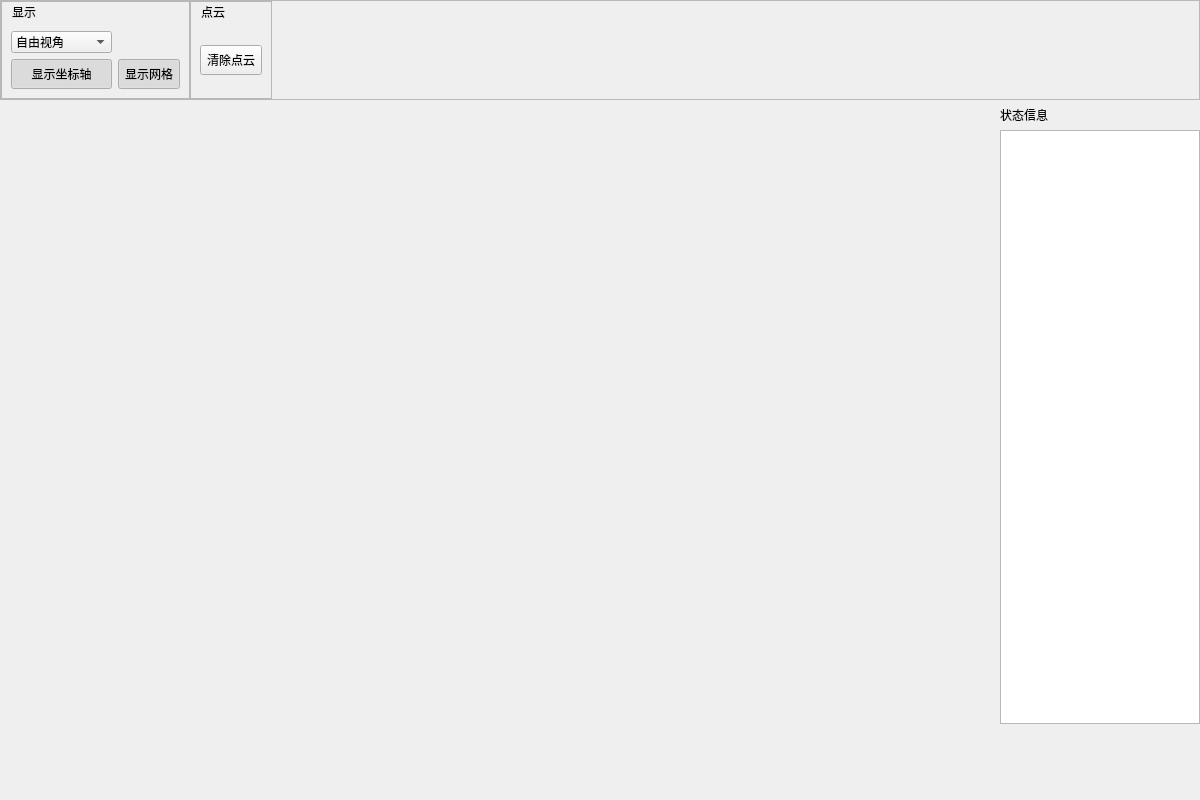
Before: the Qt Designer form src/ui/mainwindow.ui in cz2542079957/FusionDetect3D, drawn with Qt 5.
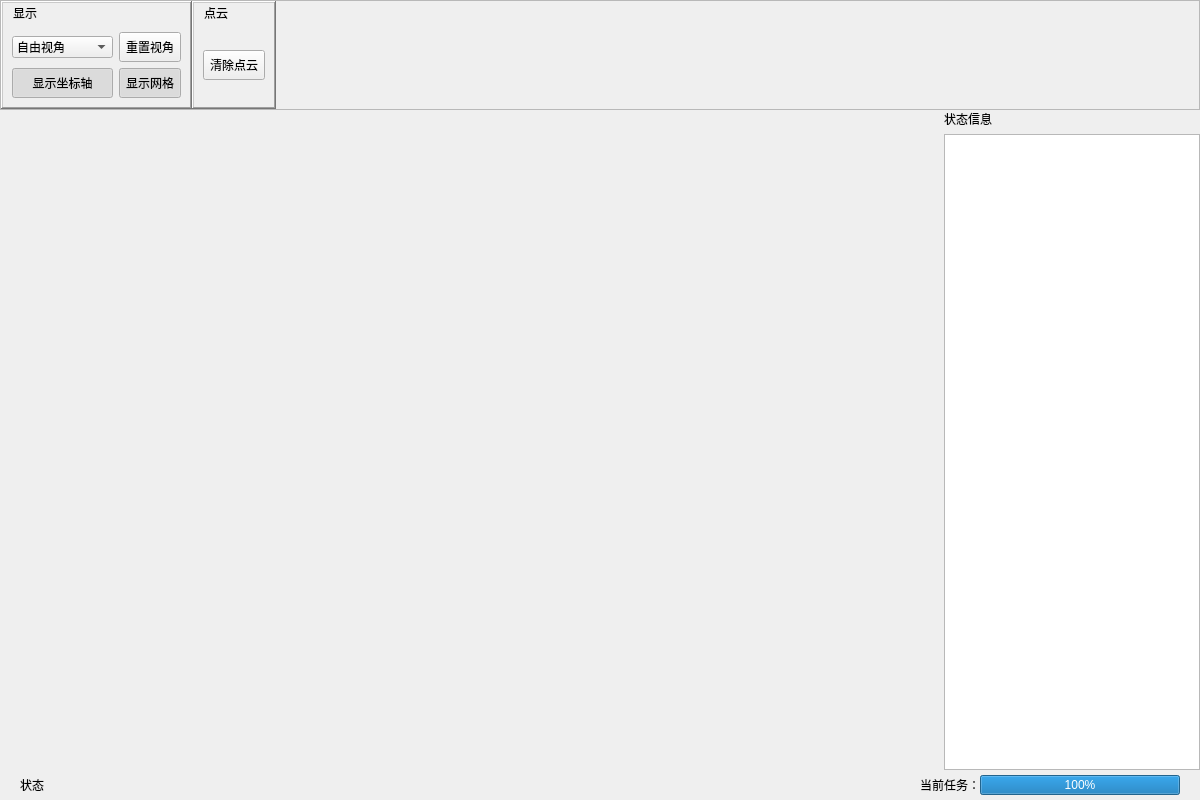
After: the same form once the commit is applied. Custom widgets are drawn as their Qt base class.

The edit to the form file:
```diff
--- a/src/ui/mainwindow.ui
+++ b/src/ui/mainwindow.ui
@@ -10,11 +10,29 @@
     <height>800</height>
    </rect>
   </property>
+  <property name="minimumSize">
+   <size>
+    <width>800</width>
+    <height>400</height>
+   </size>
+  </property>
   <property name="windowTitle">
    <string>MainWindow</string>
   </property>
   <widget class="QWidget" name="centralwidget">
+   <property name="mouseTracking">
+    <bool>false</bool>
+   </property>
+   <property name="contextMenuPolicy">
+    <enum>Qt::DefaultContextMenu</enum>
+   </property>
+   <property name="autoFillBackground">
+    <bool>false</bool>
+   </property>
    <layout class="QVBoxLayout" name="verticalLayout">
+    <property name="spacing">
+     <number>0</number>
+    </property>
     <property name="leftMargin">
      <number>0</number>
     </property>
@@ -25,7 +43,7 @@
      <number>0</number>
     </property>
     <property name="bottomMargin">
-     <number>20</number>
+     <number>0</number>
     </property>
     <item>
      <widget class="QScrollArea" name="scrollArea">
@@ -44,11 +62,11 @@
          <x>0</x>
          <y>0</y>
          <width>1198</width>
-         <height>124</height>
+         <height>101</height>
         </rect>
        </property>
        <property name="sizePolicy">
-        <sizepolicy hsizetype="Preferred" vsizetype="Preferred">
+        <sizepolicy hsizetype="Minimum" vsizetype="Ignored">
          <horstretch>0</horstretch>
          <verstretch>0</verstretch>
         </sizepolicy>
@@ -78,7 +96,7 @@
            </sizepolicy>
           </property>
           <property name="frameShape">
-           <enum>QFrame::StyledPanel</enum>
+           <enum>QFrame::WinPanel</enum>
           </property>
           <property name="frameShadow">
            <enum>QFrame::Raised</enum>
@@ -124,8 +142,61 @@
            <item>
             <widget class="QWidget" name="widget" native="true">
              <layout class="QGridLayout" name="gridLayout">
-              <item row="1" column="0">
+              <item row="2" column="1">
+               <widget class="QToolButton" name="showMesh">
+                <property name="minimumSize">
+                 <size>
+                  <width>60</width>
+                  <height>30</height>
+                 </size>
+                </property>
+                <property name="maximumSize">
+                 <size>
+                  <width>999</width>
+                  <height>60</height>
+                 </size>
+                </property>
+                <property name="text">
+                 <string>显示网格</string>
+                </property>
+                <property name="checkable">
+                 <bool>true</bool>
+                </property>
+                <property name="checked">
+                 <bool>true</bool>
+                </property>
+               </widget>
+              </item>
+              <item row="2" column="0">
+               <widget class="QToolButton" name="showAxis">
+                <property name="minimumSize">
+                 <size>
+                  <width>60</width>
+                  <height>30</height>
+                 </size>
+                </property>
+                <property name="maximumSize">
+                 <size>
+                  <width>999</width>
+                  <height>60</height>
+                 </size>
+                </property>
+                <property name="text">
+                 <string>显示坐标轴</string>
+                </property>
+                <property name="checkable">
+                 <bool>true</bool>
+                </property>
+                <property name="checked">
+                 <bool>true</bool>
+                </property>
+               </widget>
+              </item>
+              <item row="0" column="0">
                <widget class="QComboBox" name="comboBox">
+                <property name="cursor">
+                 <cursorShape>PointingHandCursor</cursorShape>
+                </property>
                 <item>
                  <property name="text">
                   <string>自由视角</string>
@@ -143,8 +214,8 @@
                 </item>
                </widget>
               </item>
-              <item row="2" column="0">
-               <widget class="QToolButton" name="showAxis">
+              <item row="0" column="1">
+               <widget class="QToolButton" name="resetView">
                 <property name="minimumSize">
                  <size>
                   <width>60</width>
@@ -157,39 +228,17 @@
                   <height>60</height>
                  </size>
                 </property>
-                <property name="text">
-                 <string>显示坐标轴</string>
+                <property name="cursor">
+                 <cursorShape>PointingHandCursor</cursorShape>
                 </property>
-                <property name="checkable">
-                 <bool>true</bool>
-                </property>
-                <property name="checked">
-                 <bool>true</bool>
-                </property>
-               </widget>
-              </item>
-              <item row="2" column="1">
-               <widget class="QToolButton" name="showMesh">
-                <property name="minimumSize">
-                 <size>
-                  <width>60</width>
-                  <height>30</height>
-                 </size>
-                </property>
-                <property name="maximumSize">
-                 <size>
-                  <width>999</width>
-                  <height>60</height>
-                 </size>
-                </property>
                 <property name="text">
-                 <string>显示网格</string>
+                 <string>重置视角</string>
                 </property>
                 <property name="checkable">
-                 <bool>true</bool>
+                 <bool>false</bool>
                 </property>
                 <property name="checked">
-                 <bool>true</bool>
+                 <bool>false</bool>
                 </property>
                </widget>
               </item>
@@ -208,7 +257,7 @@
            </sizepolicy>
           </property>
           <property name="frameShape">
-           <enum>QFrame::StyledPanel</enum>
+           <enum>QFrame::WinPanel</enum>
           </property>
           <property name="frameShadow">
            <enum>QFrame::Raised</enum>
@@ -262,6 +311,9 @@
                   <height>30</height>
                  </size>
                 </property>
+                <property name="cursor">
+                 <cursorShape>PointingHandCursor</cursorShape>
+                </property>
                 <property name="text">
                  <string>清除点云</string>
                 </property>
@@ -310,6 +362,12 @@
        </property>
        <item>
         <widget class="QWidget" name="nav" native="true">
+         <property name="sizePolicy">
+          <sizepolicy hsizetype="MinimumExpanding" vsizetype="Preferred">
+           <horstretch>0</horstretch>
+           <verstretch>0</verstretch>
+          </sizepolicy>
+         </property>
          <property name="minimumSize">
           <size>
            <width>50</width>
@@ -325,10 +383,23 @@
         </widget>
        </item>
        <item>
-        <widget class="NSPointCloud::PointCloudWidget" name="pointCloudWidget" native="true"/>
+        <widget class="NSPointCloud::PointCloudWidget" name="pointCloudWidget" native="true">
+         <property name="sizePolicy">
+          <sizepolicy hsizetype="MinimumExpanding" vsizetype="Expanding">
+           <horstretch>0</horstretch>
+           <verstretch>0</verstretch>
+          </sizepolicy>
+         </property>
+        </widget>
        </item>
        <item>
         <widget class="QWidget" name="info" native="true">
+         <property name="sizePolicy">
+          <sizepolicy hsizetype="Preferred" vsizetype="Preferred">
+           <horstretch>0</horstretch>
+           <verstretch>0</verstretch>
+          </sizepolicy>
+         </property>
          <property name="minimumSize">
           <size>
            <width>50</width>
@@ -337,7 +408,7 @@
          </property>
          <property name="maximumSize">
           <size>
-           <width>200</width>
+           <width>400</width>
            <height>10000</height>
           </size>
          </property>
@@ -363,6 +434,15 @@
           </item>
           <item>
            <widget class="NSInfoTree::InfoTree" name="infoTree">
+            <property name="sizePolicy">
+             <sizepolicy hsizetype="Preferred" vsizetype="Expanding">
+              <horstretch>0</horstretch>
+              <verstretch>0</verstretch>
+             </sizepolicy>
+            </property>
+            <property name="selectionMode">
+             <enum>QAbstractItemView::NoSelection</enum>
+            </property>
             <attribute name="headerVisible">
              <bool>false</bool>
             </attribute>
@@ -376,10 +456,16 @@
     </item>
     <item>
      <widget class="QWidget" name="bottom" native="true">
+      <property name="sizePolicy">
+       <sizepolicy hsizetype="Preferred" vsizetype="Preferred">
+        <horstretch>0</horstretch>
+        <verstretch>0</verstretch>
+       </sizepolicy>
+      </property>
       <property name="minimumSize">
        <size>
         <width>0</width>
-        <height>50</height>
+        <height>30</height>
        </size>
       </property>
       <property name="maximumSize">
@@ -388,6 +474,84 @@
         <height>200</height>
        </size>
       </property>
+      <layout class="QHBoxLayout" name="horizontalLayout">
+       <property name="spacing">
+        <number>0</number>
+       </property>
+       <property name="leftMargin">
+        <number>20</number>
+       </property>
+       <property name="topMargin">
+        <number>0</number>
+       </property>
+       <property name="rightMargin">
+        <number>20</number>
+       </property>
+       <property name="bottomMargin">
+        <number>0</number>
+       </property>
+       <item>
+        <widget class="QLabel" name="label_2">
+         <property name="minimumSize">
+          <size>
+           <width>0</width>
+           <height>30</height>
+          </size>
+         </property>
+         <property name="maximumSize">
+          <size>
+           <width>16777215</width>
+           <height>30</height>
+          </size>
+         </property>
+         <property name="text">
+          <string>状态</string>
+         </property>
+         <property name="indent">
+          <number>0</number>
+         </property>
+        </widget>
+       </item>
+       <item>
+        <spacer name="horizontalSpacer_2">
+         <property name="orientation">
+          <enum>Qt::Horizontal</enum>
+         </property>
+         <property name="sizeHint" stdset="0">
+          <size>
+           <width>40</width>
+           <height>20</height>
+          </size>
+         </property>
+        </spacer>
+       </item>
+       <item>
+        <widget class="QLabel" name="label_3">
+         <property name="text">
+          <string>当前任务：</string>
+         </property>
+        </widget>
+       </item>
+       <item>
+        <widget class="QProgressBar" name="progressBar">
+         <property name="minimumSize">
+          <size>
+           <width>200</width>
+           <height>20</height>
+          </size>
+         </property>
+         <property name="maximumSize">
+          <size>
+           <width>200</width>
+           <height>20</height>
+          </size>
+         </property>
+         <property name="value">
+          <number>100</number>
+         </property>
+        </widget>
+       </item>
+      </layout>
      </widget>
     </item>
    </layout>
```
